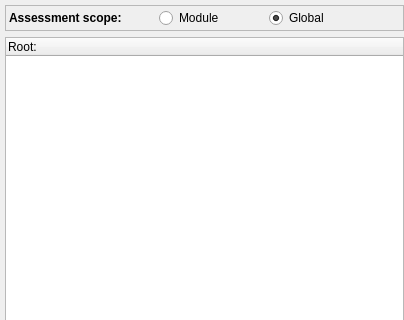
First picture: the form in designer/pipelinedock.ui, repository DTOcean/dtocean-app, before the edit; both pictures show x 0 to 404 and y 0 to 320 of the 404 by 853 pixel window.
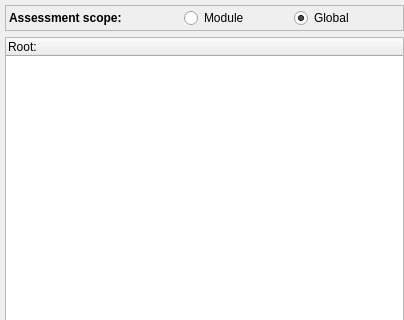
Second picture: the form after the edit.

Commit message: Improve look and feel on high DPI windows 8 display. Needs tested on Windows 7.

```diff
--- a/designer/pipelinedock.ui
+++ b/designer/pipelinedock.ui
@@ -100,7 +100,7 @@
          </property>
          <property name="minimumSize">
           <size>
-           <width>150</width>
+           <width>175</width>
            <height>0</height>
           </size>
          </property>
```
The commit also changes 6 other files.
